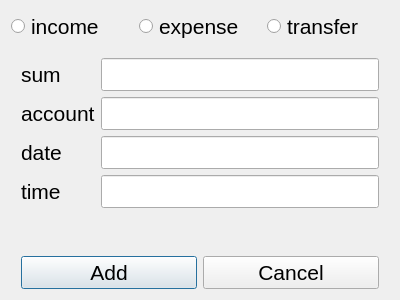
Qt form NewTransactionDialog.ui (panichevd/MyFinance) before a commit.
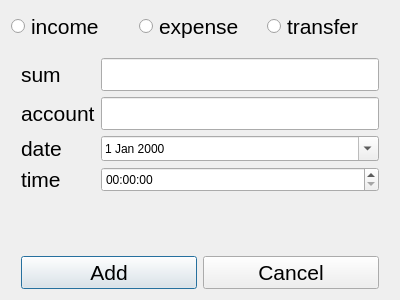
The same form after that commit.

Commit message: Added namespace. Removed question mark in dialogs. Added date and time widgets to transaction dialog

The edit to the form file:
```diff
--- a/NewTransactionDialog.ui
+++ b/NewTransactionDialog.ui
@@ -124,15 +124,6 @@
          </property>
         </widget>
        </item>
-       <item row="2" column="1">
-        <widget class="QLineEdit" name="dateEdit">
-         <property name="font">
-          <font>
-           <pointsize>16</pointsize>
-          </font>
-         </property>
-        </widget>
-       </item>
        <item row="3" column="0">
         <widget class="QLabel" name="label">
          <property name="font">
@@ -146,11 +137,25 @@
         </widget>
        </item>
        <item row="3" column="1">
-        <widget class="QLineEdit" name="lineEdit">
-         <property name="font">
-          <font>
-           <pointsize>16</pointsize>
-          </font>
+        <widget class="QTimeEdit" name="timeEdit">
+         <property name="sizePolicy">
+          <sizepolicy hsizetype="Minimum" vsizetype="Minimum">
+           <horstretch>0</horstretch>
+           <verstretch>0</verstretch>
+          </sizepolicy>
+         </property>
+        </widget>
+       </item>
+       <item row="2" column="1">
+        <widget class="QDateEdit" name="dateEdit">
+         <property name="sizePolicy">
+          <sizepolicy hsizetype="Minimum" vsizetype="Minimum">
+           <horstretch>0</horstretch>
+           <verstretch>0</verstretch>
+          </sizepolicy>
+         </property>
+         <property name="calendarPopup">
+          <bool>true</bool>
          </property>
         </widget>
        </item>
```
Left out of the diff: 26 changed lines with no effect on the pictures. The commit also changes 18 other files.
